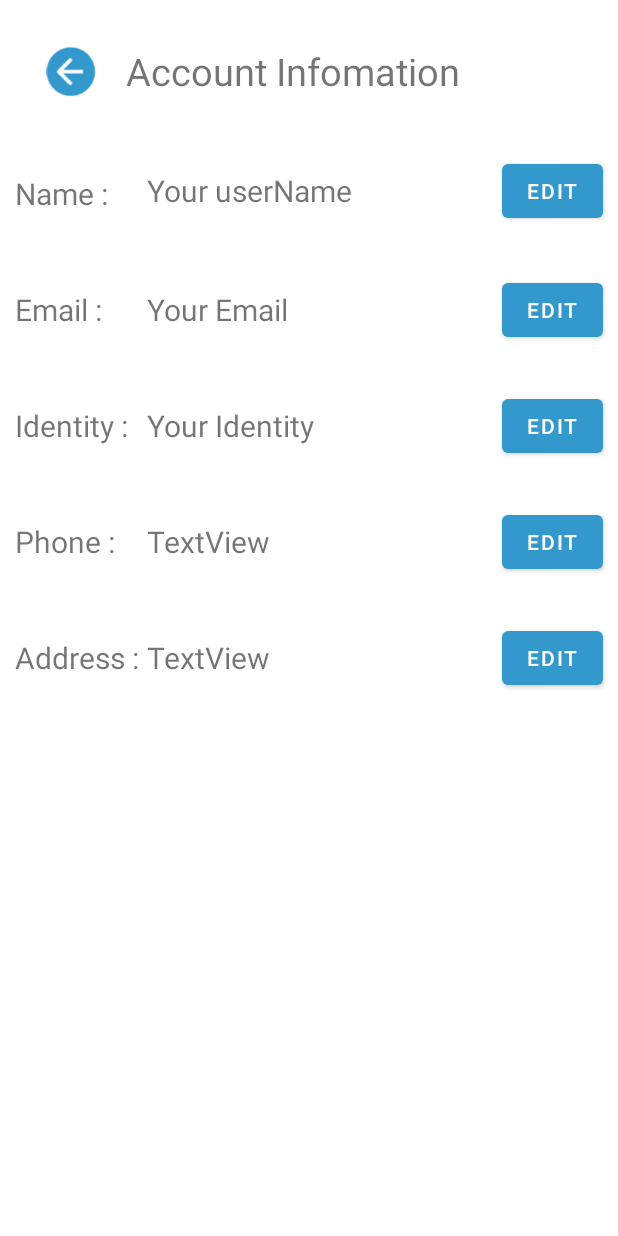
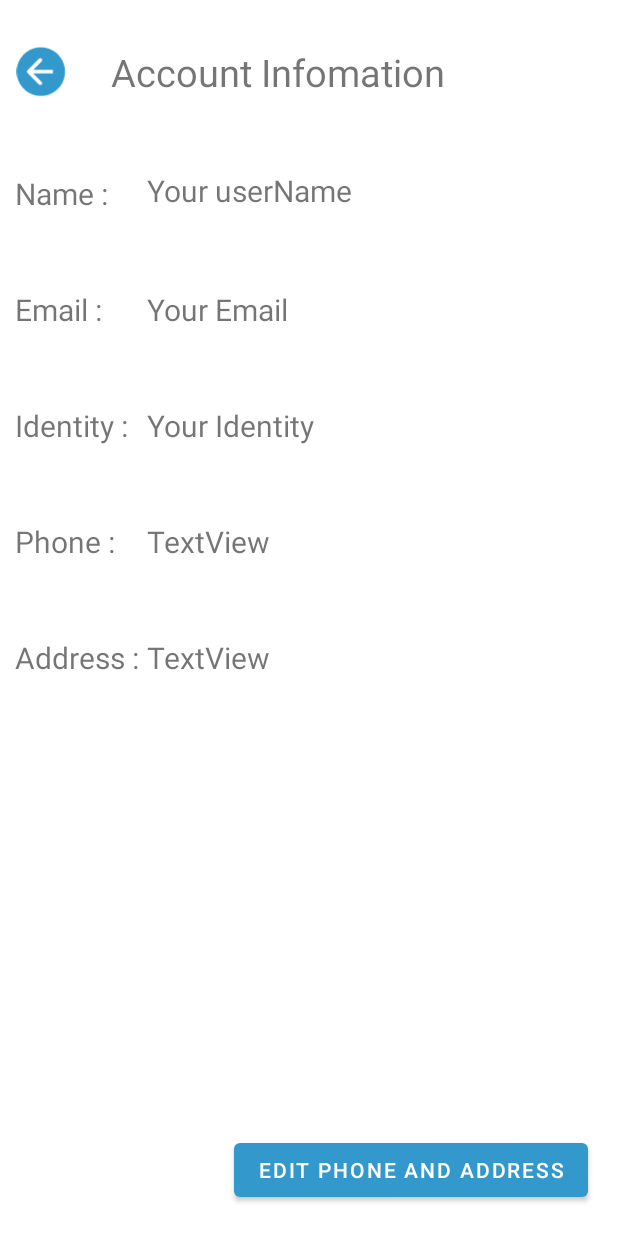
Before and after one commit to Xuan12216/OrdingSystem, an Android app: the Account_Information_activity screen opened directly, with no data from a screen before it, on a phone screen of 412 x 824 dp. Run offline under Robolectric (Android 15) with nearby library versions, the light colour scheme and no system bars; our stand-ins replace Firebase (no records; nobody signed in at launch, a user with empty details on screens opened directly).

Commit message:
Account Page -> account information update and Account Page -> account information update -> edit Done

```diff
--- a/app/src/main/AndroidManifest.xml
+++ b/app/src/main/AndroidManifest.xml
@@ -11,6 +11,9 @@
         android:roundIcon="@mipmap/ic_launcher_round"
         android:supportsRtl="true"
         android:theme="@style/Theme.FoodOrdering">
+        <activity
+            android:name=".info_btn_edit"
+            android:exported="false" />
         <activity
             android:name=".EditActivity"
             android:exported="false" />
--- a/app/src/main/java/com/example/foodordering/Account_Information_activity.java
+++ b/app/src/main/java/com/example/foodordering/Account_Information_activity.java
@@ -3,15 +3,14 @@ package com.example.foodordering;
 import androidx.annotation.NonNull;
 import androidx.appcompat.app.AppCompatActivity;
 
+import android.content.Intent;
 import android.os.Bundle;
 import android.view.View;
-import android.widget.ArrayAdapter;
+import android.widget.Button;
 import android.widget.ImageView;
-import android.widget.ListView;
 import android.widget.TextView;
 import android.widget.Toast;
 
-import com.example.foodordering.BottomNavigationView.account;
 import com.example.foodordering.user.User;
 import com.google.firebase.auth.FirebaseAuth;
 import com.google.firebase.auth.FirebaseUser;
@@ -23,7 +22,8 @@ import com.google.firebase.database.ValueEventListener;
 
 public class Account_Information_activity extends AppCompatActivity implements View.OnClickListener
 {
-    ImageView information_iv;
+    private ImageView information_iv;
+    private Button btn_info_Edit;
     private TextView name,email,identity,phone,address;
     private FirebaseUser user;
     private DatabaseReference reference;
@@ -41,8 +41,10 @@ public class Account_Information_activity extends AppCompatActivity implements V
         phone = (TextView) findViewById(R.id.phone_info);
         address = (TextView) findViewById(R.id.address_info);
         information_iv = (ImageView) findViewById(R.id.infomation_iv);
+        btn_info_Edit = (Button) findViewById(R.id.btn_info_edit);
 
         information_iv.setOnClickListener(this);
+        btn_info_Edit.setOnClickListener(this);
 
         user = FirebaseAuth.getInstance().getCurrentUser();
         reference = FirebaseDatabase.getInstance().getReference("Users");
@@ -75,6 +77,15 @@ public class Account_Information_activity extends AppCompatActivity implements V
     @Override
     public void onClick(View view)
     {
-        finish();
+        switch (view.getId())
+        {
+            case R.id.infomation_iv:
+                finish();
+                break;
+            case R.id.btn_info_edit:
+                startActivity(new Intent(this,info_btn_edit.class));
+                break;
+        }
+
     }
 }
--- a/app/src/main/res/layout/activity_account_information.xml
+++ b/app/src/main/res/layout/activity_account_information.xml
@@ -12,8 +12,9 @@
         android:layout_height="wrap_content"
         android:text="Account Infomation"
         android:textSize="25sp"
+        app:layout_constraintBottom_toBottomOf="@+id/infomation_iv"
         app:layout_constraintEnd_toEndOf="parent"
-        app:layout_constraintHorizontal_bias="0.15"
+        app:layout_constraintHorizontal_bias="0.2"
         app:layout_constraintStart_toEndOf="@+id/infomation_iv"
         app:layout_constraintTop_toTopOf="@+id/infomation_iv" />
 
@@ -21,7 +22,7 @@
         android:id="@+id/infomation_iv"
         android:layout_width="35dp"
         android:layout_height="35dp"
-        android:layout_marginStart="30dp"
+        android:layout_marginStart="10dp"
         android:layout_marginTop="30dp"
         app:layout_constraintStart_toStartOf="parent"
         app:layout_constraintTop_toTopOf="parent"
@@ -133,54 +134,14 @@
         app:layout_constraintTop_toBottomOf="@+id/phone_info" />
 
     <Button
-        android:id="@+id/button3"
-        android:layout_width="67dp"
+        android:id="@+id/btn_info_edit"
+        android:layout_width="wrap_content"
         android:layout_height="wrap_content"
-        android:layout_marginEnd="10dp"
-        android:text="Edit"
-        app:layout_constraintBottom_toBottomOf="@+id/name_info"
-        app:layout_constraintEnd_toEndOf="parent"
-        app:layout_constraintTop_toTopOf="@+id/name_info" />
-
-    <Button
-        android:id="@+id/button4"
-        android:layout_width="67dp"
-        android:layout_height="wrap_content"
-        android:layout_marginEnd="10dp"
-        android:text="Edit"
-        app:layout_constraintBottom_toBottomOf="@+id/email_info"
-        app:layout_constraintEnd_toEndOf="parent"
-        app:layout_constraintTop_toTopOf="@+id/email_info" />
-
-    <Button
-        android:id="@+id/button5"
-        android:layout_width="67dp"
-        android:layout_height="wrap_content"
-        android:layout_marginEnd="10dp"
-        android:text="Edit"
-        app:layout_constraintBottom_toBottomOf="@+id/identity_info"
-        app:layout_constraintEnd_toEndOf="parent"
-        app:layout_constraintTop_toTopOf="@+id/identity_info" />
-
-    <Button
-        android:id="@+id/button6"
-        android:layout_width="67dp"
-        android:layout_height="wrap_content"
-        android:layout_marginEnd="10dp"
-        android:text="Edit"
-        app:layout_constraintBottom_toBottomOf="@+id/phone_info"
-        app:layout_constraintEnd_toEndOf="parent"
-        app:layout_constraintTop_toTopOf="@+id/phone_info" />
-
-    <Button
-        android:id="@+id/button7"
-        android:layout_width="67dp"
-        android:layout_height="wrap_content"
-        android:layout_marginEnd="10dp"
-        android:text="Edit"
-        app:layout_constraintBottom_toBottomOf="@+id/address_info"
-        app:layout_constraintEnd_toEndOf="parent"
-        app:layout_constraintTop_toTopOf="@+id/address_info" />
+        android:layout_marginEnd="20dp"
+        android:layout_marginBottom="20dp"
+        android:text="Edit Phone and Address"
+        app:layout_constraintBottom_toBottomOf="parent"
+        app:layout_constraintEnd_toEndOf="parent" />
 
     <androidx.constraintlayout.widget.Guideline
         android:id="@+id/guideline7"
```
Also changed, not shown: app/src/main/java/com/example/foodordering/info_btn_edit.java (added, +75 -0 lines), app/src/main/res/layout/activity_info_btn_edit.xml (added, +93 -0 lines).
